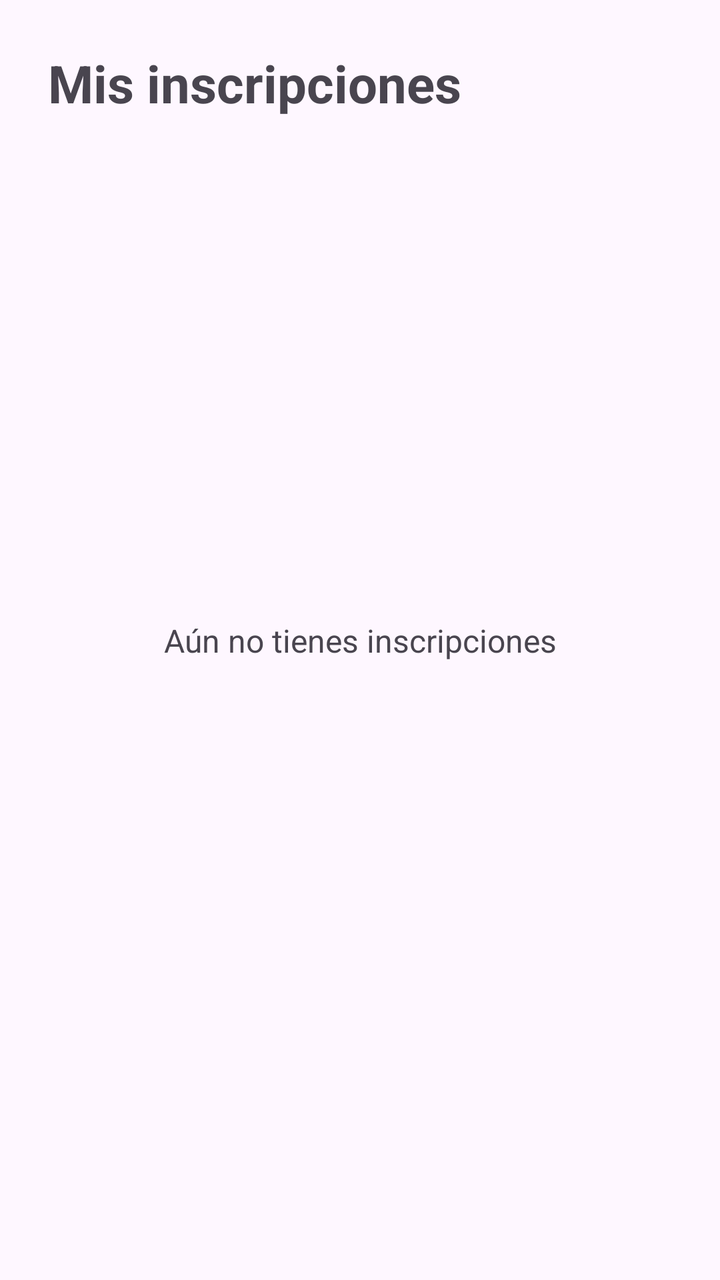
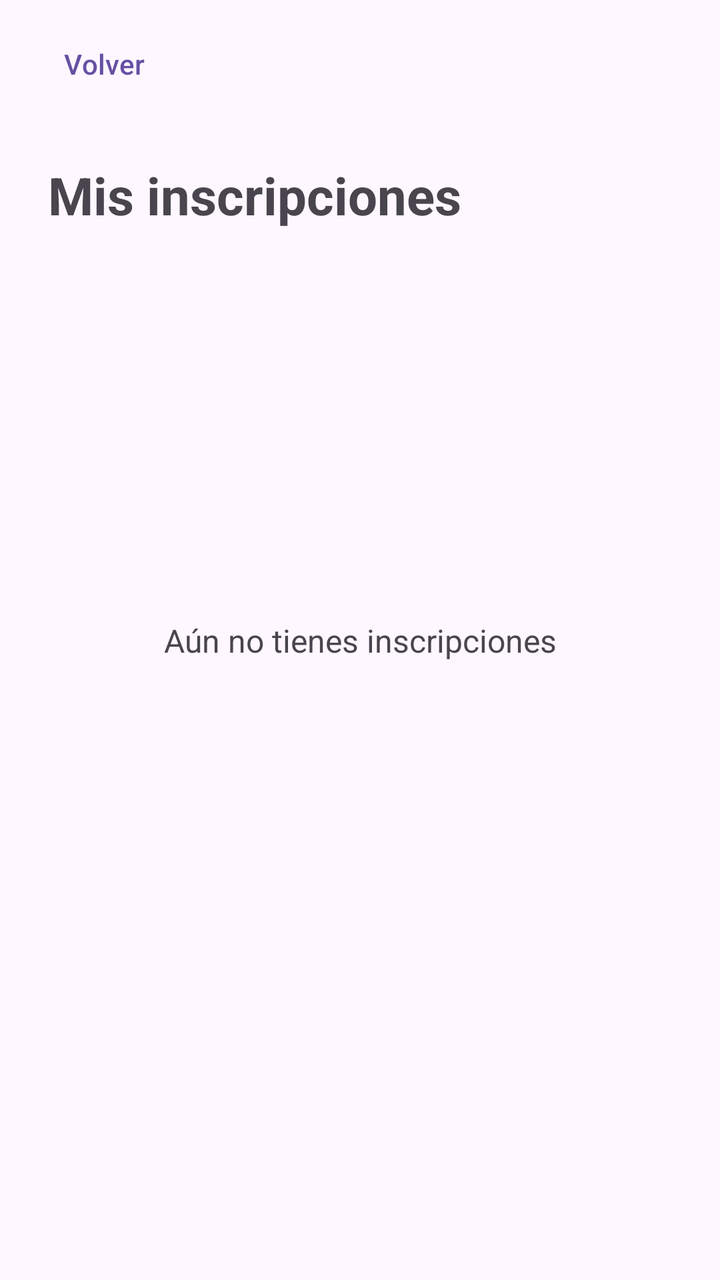

An Android layout rendered at two revisions. The XML below is the earlier revision; the diff shows what the commit changed to produce the second picture.
<!-- AndroidManifest.xml: application theme Theme.Proyecto -->
<!-- res/layout/activity_mis_inscripciones.xml -->
<?xml version="1.0" encoding="utf-8"?>
<androidx.constraintlayout.widget.ConstraintLayout xmlns:android="http://schemas.android.com/apk/res/android"
    xmlns:app="http://schemas.android.com/apk/res-auto"
    xmlns:tools="http://schemas.android.com/tools"
    android:id="@+id/main"
    android:layout_width="match_parent"
    android:layout_height="match_parent"
    tools:context=".MisInscripcionesActivity">

    <TextView
        android:id="@+id/tvTituloInscripciones"
        android:layout_width="0dp"
        android:layout_height="wrap_content"
        android:layout_marginStart="24dp"
        android:layout_marginTop="24dp"
        android:layout_marginEnd="24dp"
        android:text="@string/inscripciones_titulo"
        android:textSize="26sp"
        android:textStyle="bold"
        app:layout_constraintEnd_toEndOf="parent"
        app:layout_constraintStart_toStartOf="parent"
        app:layout_constraintTop_toTopOf="parent" />

    <ListView
        android:id="@+id/lvInscripciones"
        android:layout_width="0dp"
        android:layout_height="0dp"
        android:layout_marginStart="16dp"
        android:layout_marginTop="16dp"
        android:layout_marginEnd="16dp"
        android:layout_marginBottom="16dp"
        app:layout_constraintBottom_toBottomOf="parent"
        app:layout_constraintEnd_toEndOf="parent"
        app:layout_constraintStart_toStartOf="parent"
        app:layout_constraintTop_toBottomOf="@+id/tvTituloInscripciones" />

    <TextView
        android:id="@+id/tvVacio"
        android:layout_width="wrap_content"
        android:layout_height="wrap_content"
        android:text="@string/inscripciones_vacio"
        android:textSize="16sp"
        app:layout_constraintBottom_toBottomOf="parent"
        app:layout_constraintEnd_toEndOf="parent"
        app:layout_constraintStart_toStartOf="parent"
        app:layout_constraintTop_toTopOf="parent" />

</androidx.constraintlayout.widget.ConstraintLayout>
<!-- resources referenced by this layout -->
<resources>
  <string name="inscripciones_titulo">Mis inscripciones</string>
  <string name="inscripciones_vacio">Aún no tienes inscripciones</string>
  <style name="Theme.Proyecto" parent="Base.Theme.Proyecto" />
  <style name="Base.Theme.Proyecto" parent="Theme.Material3.DayNight.NoActionBar">
          
          
      </style>
</resources>

<!-- the commit's change to res/layout/activity_mis_inscripciones.xml (unified diff, before → after) -->
@@ -6,6 +6,17 @@
     android:layout_width="match_parent"
     android:layout_height="match_parent"
     tools:context=".MisInscripcionesActivity">
+
+    <com.google.android.material.button.MaterialButton
+        android:id="@+id/btnVolver"
+        style="?attr/borderlessButtonStyle"
+        android:layout_width="wrap_content"
+        android:layout_height="wrap_content"
+        android:layout_marginStart="8dp"
+        android:layout_marginTop="8dp"
+        android:text="@string/btn_volver"
+        app:layout_constraintStart_toStartOf="parent"
+        app:layout_constraintTop_toTopOf="parent" />
 
     <TextView
         android:id="@+id/tvTituloInscripciones"
@@ -19,7 +30,7 @@
         android:textStyle="bold"
         app:layout_constraintEnd_toEndOf="parent"
         app:layout_constraintStart_toStartOf="parent"
-        app:layout_constraintTop_toTopOf="parent" />
+        app:layout_constraintTop_toBottomOf="@id/btnVolver" />
 
     <ListView
         android:id="@+id/lvInscripciones"
<!-- resource entries referenced after the edit -->
@@ -1,5 +1,6 @@
 <!-- resources referenced by this layout -->
 <resources>
+  <string name="btn_volver">Volver</string>
   <string name="inscripciones_titulo">Mis inscripciones</string>
   <string name="inscripciones_vacio">Aún no tienes inscripciones</string>
   <style name="Theme.Proyecto" parent="Base.Theme.Proyecto" />
